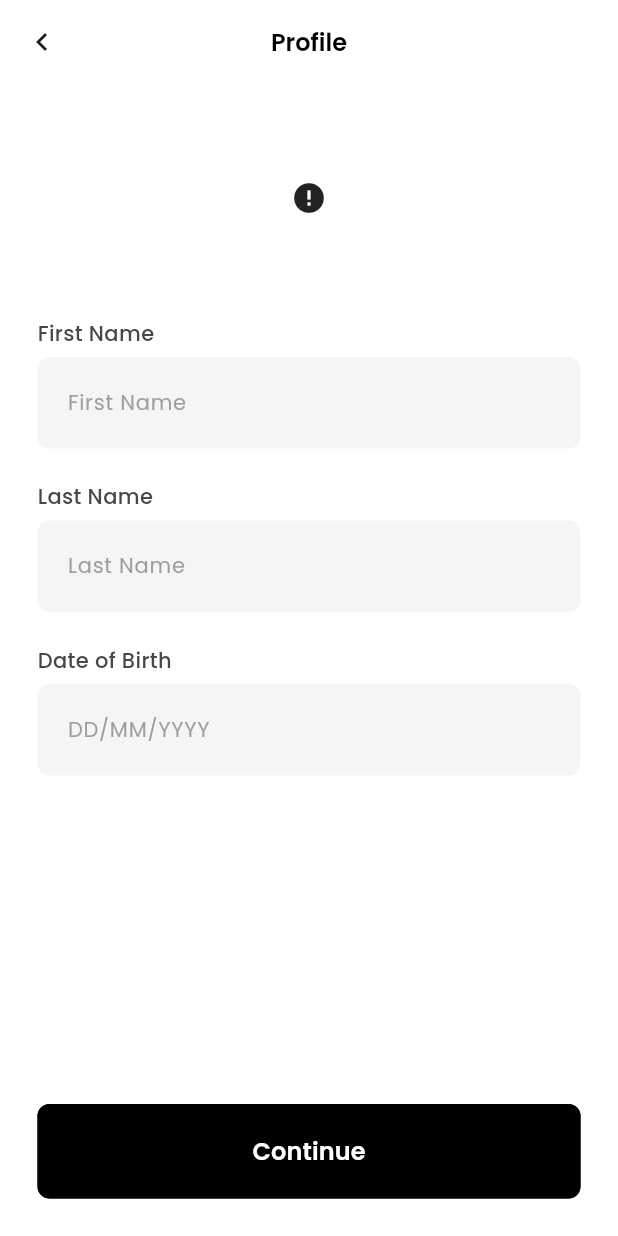
After one commit to Networth-Tracker/nwt-mobile-application, a Flutter app: the UserProfileScreen screen opened directly, on a phone screen of 412 x 824 dp. The commit adds this screen. Run offline on Flutter 3.47's test engine with Material 3 defaults, Android fonts, the phone set to English and light mode, and no system bars; drawn by our look-alikes of cached_network_image; our stand-ins replace flutter_svg, get, lottie; network calls fail.

Commit message:
Profile Page UI

```diff
--- a/lib/common/input_decorator.dart
+++ b/lib/common/input_decorator.dart
@@ -1,25 +1,32 @@
 import 'package:flutter/material.dart';
 
-InputDecoration primaryInputDecoration(String hintText, {bool isOTP = false}) {
+InputDecoration primaryInputDecoration(
+  String hintText, {
+  bool isOTP = false,
+  Color fillColor = Colors.white,
+  Color borderColor = Colors.grey,
+}) {
   return InputDecoration(
+    fillColor: fillColor,
+    filled: true,
     contentPadding: EdgeInsets.symmetric(
       vertical: isOTP ? 15 : 20,
       horizontal: 16,
     ),
     border: OutlineInputBorder(
-      borderSide: BorderSide(color: Colors.grey, width: 1),
+      borderSide: BorderSide(color: borderColor, width: 1),
       borderRadius: BorderRadius.circular(8),
     ),
     errorBorder: OutlineInputBorder(
-      borderSide: BorderSide(color: Colors.grey, width: 1),
+      borderSide: BorderSide(color: borderColor, width: 1),
       borderRadius: BorderRadius.circular(8),
     ),
     focusedBorder: OutlineInputBorder(
-      borderSide: BorderSide(color: Colors.grey, width: 1),
+      borderSide: BorderSide(color: borderColor, width: 1),
       borderRadius: BorderRadius.circular(8),
     ),
     enabledBorder: OutlineInputBorder(
-      borderSide: BorderSide(color: Colors.grey, width: 1),
+      borderSide: BorderSide(color: borderColor, width: 1),
       borderRadius: BorderRadius.circular(8),
     ),
 
--- a/lib/constants/theme.dart
+++ b/lib/constants/theme.dart
@@ -6,6 +6,12 @@ class AppTheme {
     brightness: Brightness.light,
     scaffoldBackgroundColor: AppColors.lightTheme['base']!['background'] as Color,
     primaryColor: AppColors.lightTheme['base']!['primary'] as Color,
+    // Set cursor color to black for all input fields
+    textSelectionTheme: const TextSelectionThemeData(
+      cursorColor: Colors.black,
+      selectionColor: Colors.black12,
+      selectionHandleColor: Colors.black54,
+    ),
     textTheme: TextTheme(
       bodyLarge: TextStyle(
         color: AppColors.lightTheme['text']!['primary'] as Color,
@@ -48,6 +54,12 @@ class AppTheme {
     brightness: Brightness.dark,
     scaffoldBackgroundColor: AppColors.darkTheme['base']!['background'] as Color,
     primaryColor: AppColors.darkTheme['base']!['primary'] as Color,
+    // Set cursor color to black for dark theme as well
+    textSelectionTheme: const TextSelectionThemeData(
+      cursorColor: Colors.black,
+      selectionColor: Colors.black12,
+      selectionHandleColor: Colors.black54,
+    ),
     textTheme: TextTheme(
       bodyLarge: TextStyle(
         color: AppColors.darkTheme['text']!['primary'] as Color,
--- a/lib/screens/auth/otp_verify.dart
+++ b/lib/screens/auth/otp_verify.dart
@@ -8,6 +8,7 @@ import 'package:nwt_app/common/text_widget.dart';
 import 'package:nwt_app/constants/colors.dart';
 import 'package:nwt_app/constants/sizing.dart';
 import 'package:nwt_app/screens/auth/phone_number.dart';
+import 'package:nwt_app/screens/auth/user_pofile.dart';
 
 class PhoneOTPVerifyScreen extends StatefulWidget {
   const PhoneOTPVerifyScreen({super.key});
@@ -84,7 +85,7 @@ class _PhoneOTPVerifyScreenState extends State<PhoneOTPVerifyScreen> {
   // Verify OTP and proceed
   void _verifyOTP() {
     if (_otpCode.length == 6) {
-      Get.to(() => const PhoneNumberInputScreen());
+      Get.to(() => const UserProfileScreen());
     } else {
       ScaffoldMessenger.of(context).showSnackBar(
         const SnackBar(
--- /dev/null
+++ b/lib/screens/auth/user_pofile.dart
@@ -0,0 +1,167 @@
+import 'package:cached_network_image/cached_network_image.dart';
+import 'package:flutter/material.dart';
+import 'package:nwt_app/common/button_widget.dart';
+import 'package:nwt_app/common/input_decorator.dart';
+import 'package:nwt_app/common/text_widget.dart';
+import 'package:nwt_app/constants/colors.dart';
+import 'package:nwt_app/constants/sizing.dart';
+
+class UserProfileScreen extends StatefulWidget {
+  const UserProfileScreen({super.key});
+
+  @override
+  State<UserProfileScreen> createState() => _UserProfileScreenState();
+}
+
+class _UserProfileScreenState extends State<UserProfileScreen> {
+  @override
+  Widget build(BuildContext context) {
+    return Scaffold(
+      appBar: AppBar(
+        backgroundColor: Colors.white,
+        automaticallyImplyLeading: false,
+        title: Row(
+          mainAxisAlignment: MainAxisAlignment.spaceBetween,
+          children: [
+            GestureDetector(
+              onTap: () => Navigator.pop(context),
+              child: const Icon(Icons.chevron_left),
+            ),
+            AppText("Profile", variant: AppTextVariant.headline6),
+            const Opacity(opacity: 0, child: Icon(Icons.chevron_left)),
+          ],
+        ),
+      ),
+      body: SafeArea(
+        child: Column(
+          children: [
+            Expanded(
+              child: SingleChildScrollView(
+                child: Padding(
+                  padding: EdgeInsets.symmetric(
+                    horizontal: AppSizing.scaffoldHorizontalPadding,
+                  ),
+                  child: Column(
+                    crossAxisAlignment: CrossAxisAlignment.center,
+                    children: [
+                      const SizedBox(height: 20),
+                      Center(
+                        child: ClipRRect(
+                          borderRadius: BorderRadius.circular(112 / 2),
+                          child: CachedNetworkImage(
+                            width: 112,
+                            height: 112,
+                            imageUrl:
+                                'https://images.unsplash.com/photo-1633332755192-727a05c4013d?fm=jpg&q=60&w=3000&ixlib=rb-4.1.0&ixid=M3wxMjA3fDB8MHxwaG90by1wYWdlfHx8fGVufDB8fHx8fA%3D%3D',
+                            placeholder: (context, url) => const Center(
+                              child: CircularProgressIndicator(),
+                            ),
+                            errorWidget: (context, url, error) =>
+                                const Icon(Icons.error),
+                            fit: BoxFit.cover,
+                          ),
+                        ),
+                      ),
+                      const SizedBox(height: 24),
+                      Row(
+                        children: [
+                          AppText(
+                            "First Name",
+                            variant: AppTextVariant.bodyMedium,
+                            colorType: AppTextColorType.secondary,
+                            weight: AppTextWeight.medium,
+                            textAlign: TextAlign.start,
+                          ),
+                        ],
+                      ),
+                      const SizedBox(height: 6),
+                      TextFormField(
+                        style: TextStyle(
+                          color: AppColors.lightTheme['text']!['primary']!,
+                          fontSize: 14,
+                          fontWeight: FontWeight.w600,
+                        ),
+                        decoration: primaryInputDecoration(
+                          "First Name",
+                          fillColor: Color.fromRGBO(245, 245, 245, 1),
+                          borderColor: Colors.transparent,
+                        ),
+                      ),
+                      const SizedBox(height: 22),
+                      Row(
+                        children: [
+                          AppText(
+                            "Last Name",
+                            variant: AppTextVariant.bodyMedium,
+                            colorType: AppTextColorType.secondary,
+                            weight: AppTextWeight.medium,
+                            textAlign: TextAlign.start,
+                          ),
+                        ],
+                      ),
+                      const SizedBox(height: 6),
+                      TextFormField(
+                        style: TextStyle(
+                          color: AppColors.lightTheme['text']!['primary']!,
+                          fontSize: 14,
+                          fontWeight: FontWeight.w600,
+                        ),
+                        decoration: primaryInputDecoration(
+                          "Last Name",
+                          fillColor: Color.fromRGBO(245, 245, 245, 1),
+                          borderColor: Colors.transparent,
+                        ),
+                      ),
+                      const SizedBox(height: 22),
+                      Row(
+                        children: [
+                          AppText(
+                            "Date of Birth",
+                            variant: AppTextVariant.bodyMedium,
+                            colorType: AppTextColorType.secondary,
+                            weight: AppTextWeight.medium,
+                            textAlign: TextAlign.start,
+                          ),
+                        ],
+                      ),
+                      const SizedBox(height: 6),
+                      TextFormField(
+                        style: TextStyle(
+                          color: AppColors.lightTheme['text']!['primary']!,
+                          fontSize: 14,
+                          fontWeight: FontWeight.w600,
+                        ),
+                        decoration: primaryInputDecoration(
+                          "DD/MM/YYYY",
+                          fillColor: Color.fromRGBO(245, 245, 245, 1),
+                          borderColor: Colors.transparent,
+                        ),
+                      ),
+                      const SizedBox(height: 40),
+                    ],
+                  ),
+                ),
+              ),
+            ),
+            Padding(
+              padding: EdgeInsets.all(AppSizing.scaffoldHorizontalPadding),
+              child: Row(
+                children: [
+                  Expanded(
+                    child: AppButton(
+                      text: 'Continue',
+                      variant: AppButtonVariant.primary,
+                      size: AppButtonSize.large,
+                      onPressed: () {},
+                    ),
+                  ),
+                ],
+              ),
+            ),
+          ],
+        ),
+      ),
+      resizeToAvoidBottomInset: false,
+    );
+  }
+}
--- a/pubspec.yaml
+++ b/pubspec.yaml
@@ -15,6 +15,7 @@ dependencies:
   flutter_launcher_icons: ^0.14.3
   get: ^4.7.2
   lottie: ^3.3.1
+  cached_network_image: ^3.4.1
 
 dev_dependencies:
   flutter_test:
```
Also changed, not shown: pubspec.lock, 1 other file.
